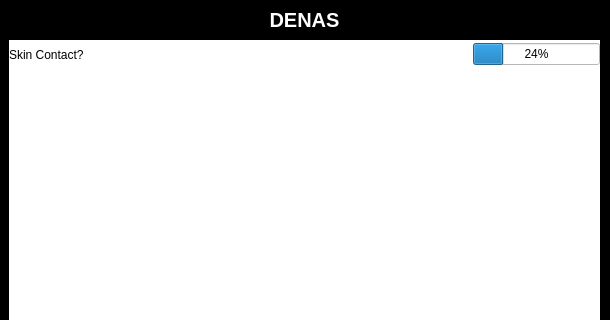
Old version of the form app/DenasUI.ui in the repository cameronSlupeiks/DenasEmulator; both pictures show x 0 to 610 and y 0 to 320 of the 610 by 616 pixel window.
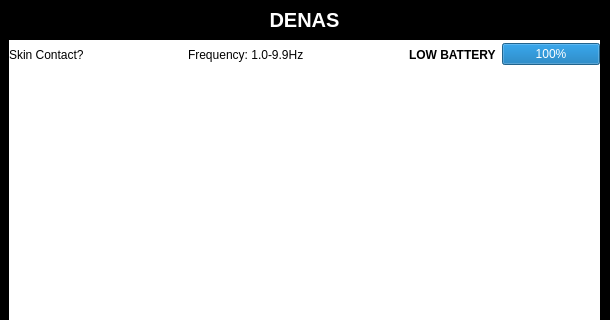
New version of the form. The open tabs and pages were chosen to show the change.

```diff
--- a/app/DenasUI.ui
+++ b/app/DenasUI.ui
@@ -1284,6 +1284,13 @@
          </property>
         </spacer>
        </item>
+       <item>
+        <widget class="QLabel" name="frequencyLabel">
+         <property name="text">
+          <string>Frequency: 1.0-9.9Hz</string>
+         </property>
+        </widget>
+       </item>
        <item>
         <spacer name="horizontalSpacer">
          <property name="orientation">
@@ -1298,22 +1305,22 @@
         </spacer>
        </item>
        <item>
-        <spacer name="horizontalSpacer_2">
-         <property name="orientation">
-          <enum>Qt::Horizontal</enum>
+        <widget class="QLabel" name="batWarning">
+         <property name="font">
+          <font>
+           <weight>75</weight>
+           <bold>true</bold>
+          </font>
          </property>
-         <property name="sizeHint" stdset="0">
-          <size>
-           <width>40</width>
-           <height>20</height>
-          </size>
+         <property name="text">
+          <string>LOW BATTERY</string>
          </property>
-        </spacer>
+        </widget>
        </item>
        <item>
         <widget class="QProgressBar" name="progressBar">
          <property name="value">
-          <number>24</number>
+          <number>100</number>
          </property>
          <property name="type" stdset="0">
           <string>BATTERY_DRAIN</string>
```
Left out of the diff: 46 changed lines with no effect on the pictures.
